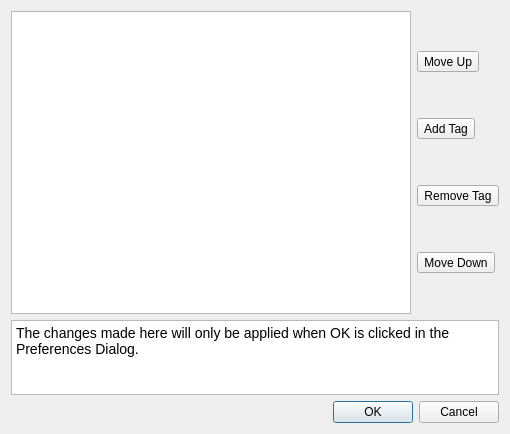
Old version of the form music_modify/gui/ui/dialog_tag.ui in the repository Kayzels/Music-Modify.
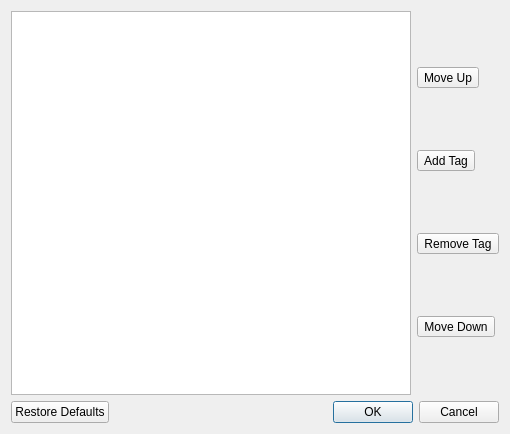
New version of the form. Icons and pictures are not drawn.

What changed in the file:
```diff
--- a/music_modify/gui/ui/dialog_tag.ui
+++ b/music_modify/gui/ui/dialog_tag.ui
@@ -13,7 +13,7 @@
   <property name="windowTitle">
    <string>Dialog</string>
   </property>
-  <layout class="QVBoxLayout" name="verticalLayout_2" stretch="10,2,0">
+  <layout class="QVBoxLayout" name="verticalLayout_2" stretch="10,0">
    <item>
     <layout class="QHBoxLayout" name="horizontalLayout">
      <item>
@@ -84,48 +84,13 @@
      </item>
     </layout>
    </item>
-   <item>
-    <widget class="QTextEdit" name="save_warning_text_edit">
-     <property name="sizePolicy">
-      <sizepolicy hsizetype="MinimumExpanding" vsizetype="Minimum">
-       <horstretch>0</horstretch>
-       <verstretch>0</verstretch>
-      </sizepolicy>
-     </property>
-     <property name="maximumSize">
-      <size>
-       <width>16777215</width>
-       <height>75</height>
-      </size>
-     </property>
-     <property name="baseSize">
-      <size>
-       <width>0</width>
-       <height>20</height>
-      </size>
-     </property>
-     <property name="readOnly">
-      <bool>true</bool>
-     </property>
-     <property name="html">
-      <string>&lt;!DOCTYPE HTML PUBLIC &quot;-//W3C//DTD HTML 4.0//EN&quot; &quot;http://www.w3.org/TR/REC-html40/strict.dtd&quot;&gt;
-&lt;html&gt;&lt;head&gt;&lt;meta name=&quot;qrichtext&quot; content=&quot;1&quot; /&gt;&lt;meta charset=&quot;utf-8&quot; /&gt;&lt;style type=&quot;text/css&quot;&gt;
-p, li { white-space: pre-wrap; }
-hr { height: 1px; border-width: 0; }
-li.unchecked::marker { content: &quot;\2610&quot;; }
-li.checked::marker { content: &quot;\2612&quot;; }
-&lt;/style&gt;&lt;/head&gt;&lt;body style=&quot; font-family:'Fira Sans'; font-size:10.5pt; font-weight:316; font-style:normal;&quot;&gt;
-&lt;p style=&quot; margin-top:0px; margin-bottom:0px; margin-left:0px; margin-right:0px; -qt-block-indent:0; text-indent:0px;&quot;&gt;The changes made here will only be applied when OK is clicked in the Preferences Dialog. &lt;/p&gt;&lt;/body&gt;&lt;/html&gt;</string>
-     </property>
-    </widget>
-   </item>
    <item>
     <widget class="QDialogButtonBox" name="button_box">
      <property name="orientation">
       <enum>Qt::Orientation::Horizontal</enum>
      </property>
      <property name="standardButtons">
-      <set>QDialogButtonBox::StandardButton::Cancel|QDialogButtonBox::StandardButton::Ok</set>
+      <set>QDialogButtonBox::StandardButton::Cancel|QDialogButtonBox::StandardButton::Ok|QDialogButtonBox::StandardButton::RestoreDefaults</set>
      </property>
     </widget>
    </item>
```
